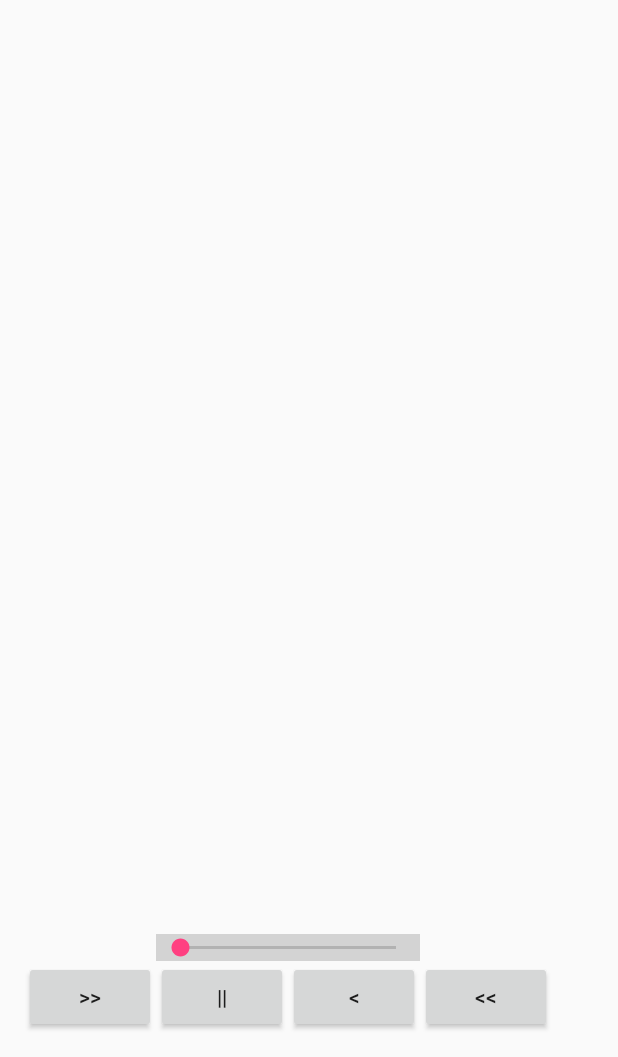
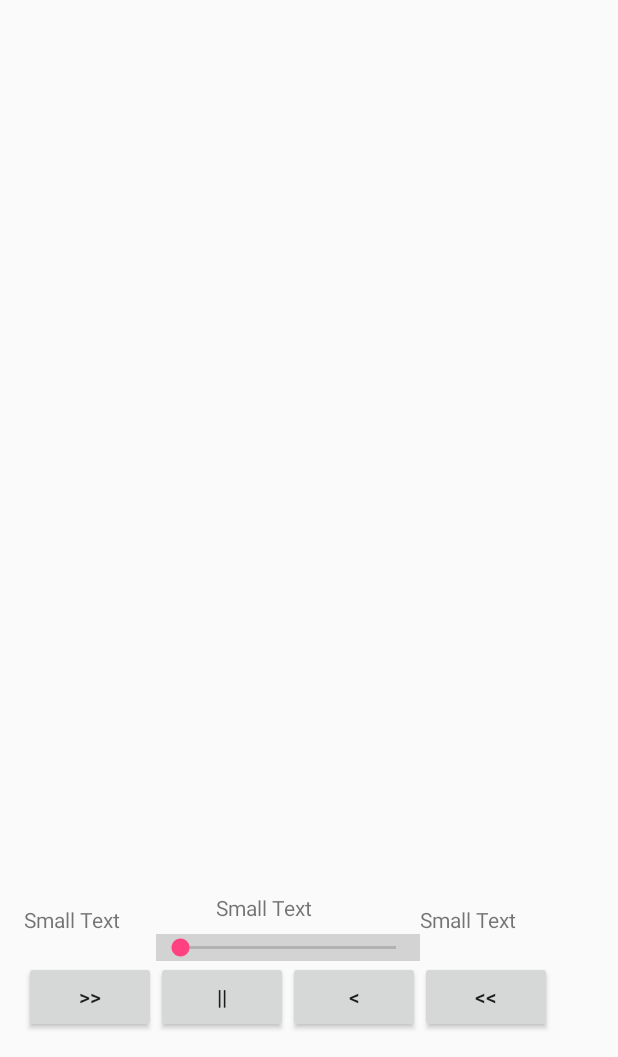
Before and after one commit to reyhumphrey1/Music-Player-App, an Android app: the screen it shows after launch (MainActivity), on a phone screen of 412 x 824 dp, the part 179-1236 px from its top. Run offline under Robolectric (Android 15) with nearby library versions, the phone set to English and light mode, and no system bars.

Commit message:
Added the some text Views to display a song's length and name

```diff
--- a/app/src/main/java/com/dope/rey/musicplayerapp/MainActivity.java
+++ b/app/src/main/java/com/dope/rey/musicplayerapp/MainActivity.java
@@ -1,13 +1,35 @@
 package com.dope.rey.musicplayerapp;
 
+import android.media.MediaPlayer;
+import android.os.Handler;
 import android.support.v7.app.AppCompatActivity;
 import android.os.Bundle;
+import android.widget.Button;
+import android.widget.SeekBar;
 
 public class MainActivity extends AppCompatActivity {
+
+    private Button buttonForward, buttonPause, buttonBack, buttonRewind;
+    private MediaPlayer mediaPlayer;
+
+    private double startTime = 0;
+    private double finalTime = 0;
+
+    private Handler myhandler = new Handler();
+    private int forwardTime = 5000;
+    private int backwardTime = 5000;
+    private SeekBar seekbar;
 
     @Override
     protected void onCreate(Bundle savedInstanceState) {
         super.onCreate(savedInstanceState);
         setContentView(R.layout.activity_main);
+
+        buttonForward = findViewById(R.id.button_forward);
+        buttonPause = findViewById(R.id.button_pause);
+        buttonBack = findViewById(R.id.button_back);
+        buttonRewind = findViewById(R.id.button_rewind);
+
+
     }
 }
--- a/app/src/main/res/layout/activity_main.xml
+++ b/app/src/main/res/layout/activity_main.xml
@@ -59,6 +59,38 @@
         android:layout_alignEnd="@id/button_back"
         android:background="#d3d3d3"/>
 
+    <TextView
+        android:layout_width="wrap_content"
+        android:layout_height="wrap_content"
+        android:textAppearance="?android:attr/textAppearanceSmall"
+        android:text="Small Text"
+        android:id="@+id/start_song_length"
+        android:layout_above="@+id/seekBar"
+        android:layout_alignStart="@id/button_forward"
+        android:layout_alignEnd="@id/button_forward"/>
+
+    <TextView
+        android:layout_width="wrap_content"
+        android:layout_height="wrap_content"
+        android:textAppearance="?android:attr/textAppearanceSmall"
+        android:text="Small Text"
+        android:id="@+id/song_name"
+        android:layout_above="@+id/seekBar"
+        android:layout_toRightOf="@id/start_song_length"
+        android:layout_marginLeft="40dp"
+        android:paddingBottom="8dp"/>
+
+    <TextView
+        android:layout_width="wrap_content"
+        android:layout_height="wrap_content"
+        android:textAppearance="?android:attr/textAppearanceSmall"
+        android:text="Small Text"
+        android:id="@+id/end_song_length"
+        android:layout_above="@+id/seekBar"
+        android:layout_alignStart="@id/button_rewind"
+        android:layout_alignEnd="@id/button_rewind"/>
+
+
 
 
 </RelativeLayout>
```
